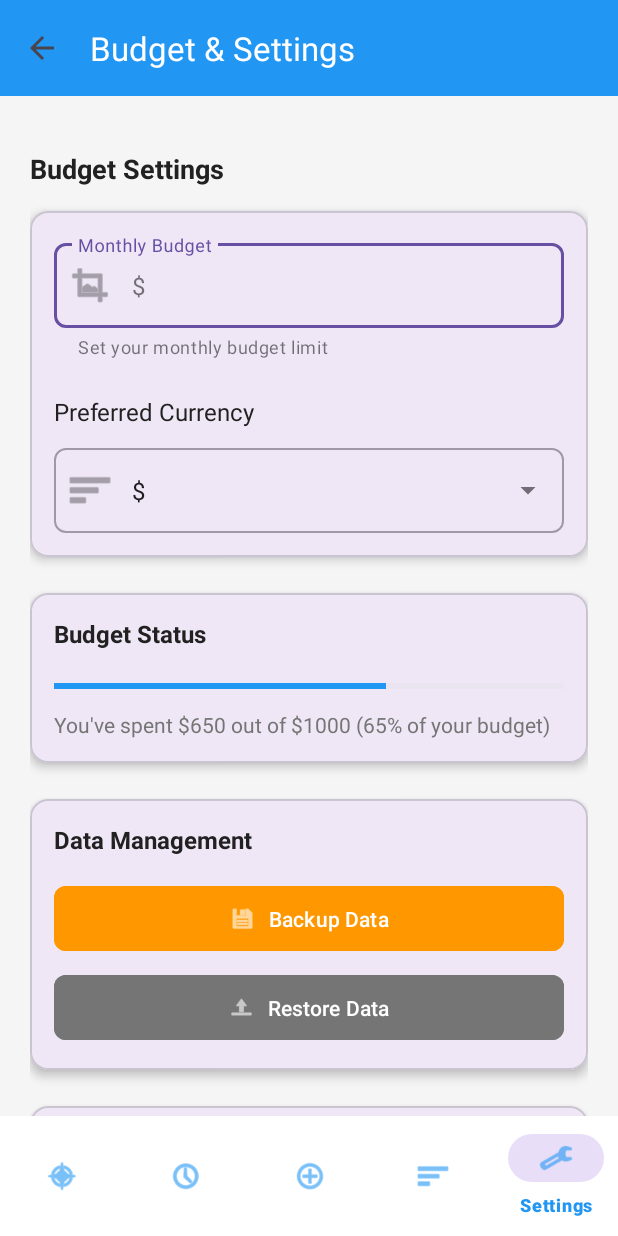
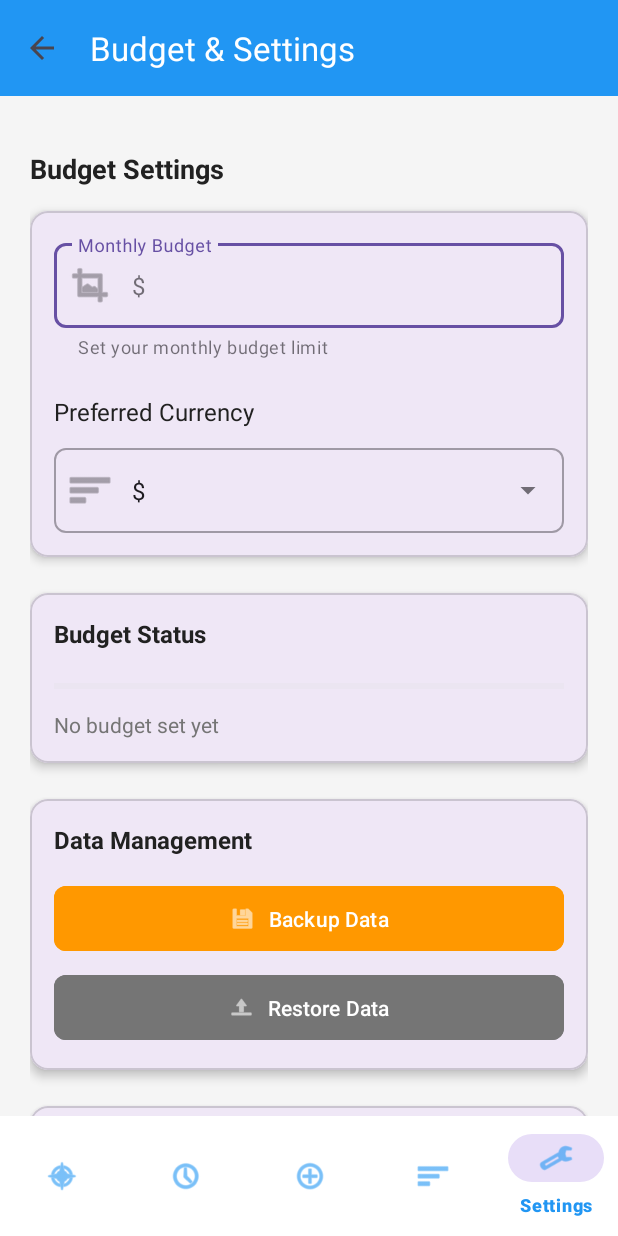
Before and after one commit to imethsuka/Akauntant, an Android app: the SettingsActivity screen opened directly, with no data from a screen before it, on a phone screen of 412 x 824 dp. Run offline under Robolectric (Android 15) with nearby library versions, the phone set to English and light mode, and no system bars.

Commit message:
Currency Settings got updated

```diff
--- a/app/src/main/java/com/example/akauntant/SettingsActivity.kt
+++ b/app/src/main/java/com/example/akauntant/SettingsActivity.kt
@@ -147,7 +147,7 @@ class SettingsActivity : AppCompatActivity() {
     }
 
     private fun setupCurrencyDropdown() {
-        val currencies = arrayOf("$", "€", "£", "¥", "₹")
+        val currencies = arrayOf("$", "€", "£", "¥", "₹", "LKR")
         val adapter = ArrayAdapter(this, android.R.layout.simple_dropdown_item_1line, currencies)
         spinnerCurrency.setAdapter(adapter)
     }
@@ -160,6 +160,9 @@ class SettingsActivity : AppCompatActivity() {
         // Load currency
         selectedCurrency = sharedPreferences.getString(CURRENCY_KEY, "$") ?: "$"
         spinnerCurrency.setText(selectedCurrency, false)
+
+        // Set the currency prefix on the budget input field
+        findViewById<com.google.android.material.textfield.TextInputLayout>(R.id.tilMonthlyBudget).prefixText = selectedCurrency
 
         // Load notification setting
         val notificationsEnabled = sharedPreferences.getBoolean(NOTIFICATIONS_KEY, false)
@@ -203,12 +206,21 @@ class SettingsActivity : AppCompatActivity() {
             override fun afterTextChanged(s: Editable?) {
                 val budgetText = s.toString()
                 monthlyBudget = if (budgetText.isNotEmpty()) budgetText.toDoubleOrNull() ?: 0.0 else 0.0
+
+                // Update budget status whenever the budget value changes
+                updateBudgetStatus()
             }
         })
 
         spinnerCurrency.setOnItemClickListener { _, _, position, _ ->
-            val currencies = arrayOf("$", "€", "£", "¥", "₹")
+            val currencies = arrayOf("$", "€", "£", "¥", "₹", "LKR")
             selectedCurrency = currencies[position]
+
+            // Update budget input field prefix with the selected currency
+            findViewById<com.google.android.material.textfield.TextInputLayout>(R.id.tilMonthlyBudget).prefixText = selectedCurrency
+
+            // Update budget status with the new currency
+            updateBudgetStatus()
         }
 
         switchNotifications.setOnCheckedChangeListener { _, isChecked ->
@@ -241,9 +253,14 @@ class SettingsActivity : AppCompatActivity() {
 
     private fun updateBudgetStatus() {
         try {
-            val monthlyBudget = sharedPreferences.getFloat(MONTHLY_BUDGET_KEY, 0f).toDouble()
+            // Get current budget from the input field if it's a valid number, otherwise from SharedPreferences
+            val enteredBudget = etMonthlyBudget.text.toString().toDoubleOrNull()
+            val monthlyBudget = enteredBudget ?: sharedPreferences.getFloat(MONTHLY_BUDGET_KEY, 0f).toDouble()
+
             if (monthlyBudget <= 0) {
-                // No budget set yet
+                // No budget set yet, clear the summary text
+                findViewById<android.widget.TextView>(R.id.tvBudgetSummary).text = "No budget set yet"
+                findViewById<android.widget.ProgressBar>(R.id.budgetProgressBar).progress = 0
                 return
             }
 
@@ -265,10 +282,14 @@ class SettingsActivity : AppCompatActivity() {
             }
 
             // Update progress bar and summary text
-            val progress = if (monthlyBudget > 0) (totalExpenses / monthlyBudget * 100).toInt() else 0
+            val progress = if (monthlyBudget > 0) (totalExpenses / monthlyBudget * 100).toInt().coerceAtMost(100) else 0
             findViewById<android.widget.ProgressBar>(R.id.budgetProgressBar).progress = progress
-            val summaryText = "You've spent $${String.format("%.2f", totalExpenses)} " +
-                    "out of $${String.format("%.2f", monthlyBudget)} " +
+
+            // Use the current selected currency symbol
+            val currencySymbol = selectedCurrency
+
+            val summaryText = "You've spent $currencySymbol${String.format("%.2f", totalExpenses)} " +
+                    "out of $currencySymbol${String.format("%.2f", monthlyBudget)} " +
                     "($progress% of your budget)"
             findViewById<android.widget.TextView>(R.id.tvBudgetSummary).text = summaryText
 
--- a/app/src/main/res/layout/activity_settings.xml
+++ b/app/src/main/res/layout/activity_settings.xml
@@ -156,7 +156,7 @@
                         android:layout_height="16dp"
                         android:layout_marginTop="16dp"
                         android:max="100"
-                        android:progress="65"
+                        android:progress="0"
                         android:progressBackgroundTint="@color/progress_background"
                         android:progressTint="@color/progress_fill"
                         app:layout_constraintEnd_toEndOf="parent"
@@ -169,7 +169,7 @@
                         android:layout_width="0dp"
                         android:layout_height="wrap_content"
                         android:layout_marginTop="8dp"
-                        android:text="You've spent $650 out of $1000 (65% of your budget)"
+                        android:text="No budget set yet"
                         android:textColor="@color/text_secondary"
                         android:textSize="14sp"
                         app:layout_constraintEnd_toEndOf="parent"
```
